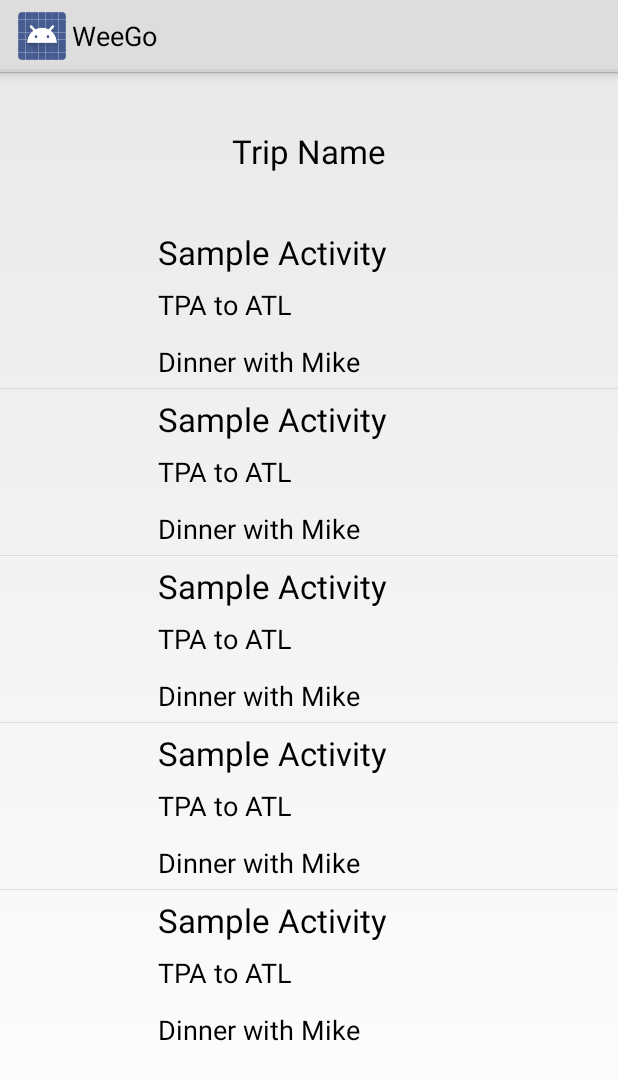
After one commit to xiaoxion/APD2, an Android app: the ViewTripActivity screen opened directly, with no data from a screen before it, on a phone screen of 412 x 824 dp. The commit adds this screen. Shown: the top 1080 px of the screen. Run offline under Robolectric (Android 15) with nearby library versions, the phone set to English and light mode, and no system bars; 5 statements that could not run were skipped.

Commit message:
added read from disk and basic view trip UI

```diff
--- a/app/src/main/AndroidManifest.xml
+++ b/app/src/main/AndroidManifest.xml
@@ -17,10 +17,8 @@
             </intent-filter>
         </activity>
 
-        <activity
-            android:name=".AddTrip" >
-
-            </activity>
+        <activity android:name=".AddTripActivity" />
+        <activity android:name=".ViewTripActivity" />
 
     </application>
 
--- /dev/null
+++ b/app/src/main/java/com/stratazima/weego/ViewTripActivity.java
@@ -0,0 +1,66 @@
+package com.stratazima.weego;
+
+import android.app.Activity;
+import android.content.Intent;
+import android.os.Bundle;
+import android.view.View;
+import android.widget.AdapterView;
+import android.widget.ListView;
+import android.widget.TextView;
+
+import com.stratazima.weego.processes.ActivityCustomList;
+import com.stratazima.weego.processes.DataStorage;
+import com.stratazima.weego.processes.TripsCustomList;
+
+import org.json.JSONArray;
+import org.json.JSONException;
+import org.json.JSONObject;
+
+import java.util.ArrayList;
+import java.util.HashMap;
+
+/**
+ * Created by Esau on 9/11/2014.
+ */
+public class ViewTripActivity extends Activity {
+    JSONObject tripObject;
+    DataStorage dataStorage;
+    ListView viewActivityList;
+    @Override
+    protected void onCreate(Bundle savedInstanceState) {
+        super.onCreate(savedInstanceState);
+        setContentView(R.layout.activity_trip_view);
+
+        dataStorage = DataStorage.getInstance(this);
+        tripObject = dataStorage.onReadTrip(getIntent().getIntExtra("position", 0));
+
+        TextView tripName = (TextView) findViewById(R.id.view_trip_textview);
+        try {
+            tripName.setText(tripObject.getString("tripName"));
+        } catch (JSONException e) {
+            e.printStackTrace();
+            tripName.setText("Error Reading Name");
+        }
+
+        viewActivityList = (ListView) findViewById(R.id.view_trip_listview);
+        onListCreate();
+    }
+
+    public void onListCreate() {
+        ArrayList<HashMap<String,String>> myList = new ArrayList<HashMap<String, String>>();
+
+            String name = "Sample Activity";
+
+            for (int i = 0; i < 5; i++) {
+                HashMap<String,String> displayMap = new HashMap<String, String>();
+                displayMap.put("trip", name);
+
+                myList.add(displayMap);
+            }
+
+        String[] strings = new String[myList.size()];
+        ActivityCustomList adapter = new ActivityCustomList(this, strings, myList);
+
+        viewActivityList.setAdapter(adapter);
+    }
+}
--- /dev/null
+++ b/app/src/main/java/com/stratazima/weego/processes/ActivityCustomList.java
@@ -0,0 +1,35 @@
+package com.stratazima.weego.processes;
+
+import android.app.Activity;
+import android.view.LayoutInflater;
+import android.view.View;
+import android.view.ViewGroup;
+import android.widget.ArrayAdapter;
+
+import com.stratazima.weego.R;
+
+import java.util.ArrayList;
+import java.util.HashMap;
+
+/**
+ * Created by Esau on 9/11/2014.
+ */
+public class ActivityCustomList extends ArrayAdapter {
+    private final Activity context;
+    private final ArrayList<HashMap<String, String>> daArrayList;
+
+    public ActivityCustomList(Activity context, String[] length, ArrayList<HashMap<String, String>> daArrayList) {
+        super(context, R.layout.item_trip, length);
+
+        this.context = context;
+        this.daArrayList = daArrayList;
+    }
+
+    @Override
+    public View getView(int position, View view, ViewGroup parent) {
+        LayoutInflater inflater = context.getLayoutInflater();
+        View rowView = inflater.inflate(R.layout.item_activity, null, true);
+
+        return rowView;
+    }
+}
--- a/app/src/main/res/layout/activity_main.xml
+++ b/app/src/main/res/layout/activity_main.xml
@@ -9,7 +9,7 @@
     <ListView
         android:layout_width="fill_parent"
         android:layout_height="fill_parent"
-        android:id="@+id/listView"
+        android:id="@+id/main_listview"
         android:layout_alignParentTop="true"
         android:layout_centerHorizontal="true" />
 </RelativeLayout>
--- a/app/src/main/res/layout/activity_trip_view.xml
+++ b/app/src/main/res/layout/activity_trip_view.xml
@@ -3,4 +3,28 @@
 <RelativeLayout xmlns:android="http://schemas.android.com/apk/res/android"
     android:layout_width="match_parent" android:layout_height="match_parent">
 
+    <ImageView
+        android:layout_width="match_parent"
+        android:layout_height="100dp"
+        android:id="@+id/view_trip_imageview"
+        android:layout_alignParentTop="true"
+        android:layout_alignParentLeft="true"
+        android:layout_alignParentStart="true" />
+
+    <TextView
+        android:layout_width="wrap_content"
+        android:layout_height="wrap_content"
+        android:textAppearance="?android:attr/textAppearanceLarge"
+        android:text="@string/trip_name"
+        android:id="@+id/view_trip_textview"
+        android:layout_marginTop="38dp"
+        android:layout_centerHorizontal="true" />
+
+    <ListView
+        android:layout_width="wrap_content"
+        android:layout_height="wrap_content"
+        android:id="@+id/view_trip_listview"
+        android:layout_below="@+id/view_trip_imageview"
+        android:layout_centerHorizontal="true" />
+
 </RelativeLayout>
--- /dev/null
+++ b/app/src/main/res/layout/item_activity.xml
@@ -0,0 +1,49 @@
+<?xml version="1.0" encoding="utf-8"?>
+
+<RelativeLayout
+    android:layout_width="fill_parent"
+    android:layout_height="110dp"
+    xmlns:android="http://schemas.android.com/apk/res/android"
+    android:paddingTop="5dp"
+    android:paddingBottom="5dp"
+    android:paddingLeft="5dp">
+
+    <ImageView
+        android:layout_width="100dp"
+        android:layout_height="100dp"
+        android:id="@+id/imageView"
+        android:layout_centerVertical="true"
+        android:layout_alignParentLeft="true"
+        android:layout_alignParentStart="true" />
+
+    <TextView
+        android:layout_width="match_parent"
+        android:layout_height="wrap_content"
+        android:textAppearance="?android:attr/textAppearanceLarge"
+        android:text="@string/activity"
+        android:id="@+id/view_item_activity"
+        android:layout_alignParentTop="true"
+        android:layout_toRightOf="@+id/imageView"
+        android:layout_toEndOf="@+id/imageView" />
+
+    <TextView
+        android:layout_width="match_parent"
+        android:layout_height="wrap_content"
+        android:textAppearance="?android:attr/textAppearanceMedium"
+        android:text="@string/sample1"
+        android:id="@+id/view_item_sample1"
+        android:layout_toEndOf="@+id/imageView"
+        android:layout_centerVertical="true"
+        android:layout_alignParentRight="true"
+        android:layout_alignParentEnd="true" />
+
+    <TextView
+        android:layout_width="match_parent"
+        android:layout_height="wrap_content"
+        android:textAppearance="?android:attr/textAppearanceMedium"
+        android:text="@string/sample2"
+        android:id="@+id/main_item_sample2"
+        android:layout_toEndOf="@+id/imageView"
+        android:layout_alignBottom="@+id/imageView"
+        android:layout_toRightOf="@+id/imageView" />
+</RelativeLayout>
--- a/app/src/main/res/values/strings.xml
+++ b/app/src/main/res/values/strings.xml
@@ -15,4 +15,8 @@
     <string name="action_save">Save</string>
     <string name="action_edit">Edit</string>
 
+    <string name="activity">Sample Activity</string>
+    <string name="sample1">TPA to ATL</string>
+    <string name="sample2">Dinner with Mike</string>
+
 </resources>
```
Also changed, not shown: app/src/main/java/com/stratazima/weego/AddTripActivity.java (renamed from app/src/main/java/com/stratazima/weego/AddTrip.java, +5 -7 lines), app/src/main/java/com/stratazima/weego/main.java (+76 -2 lines), app/src/main/java/com/stratazima/weego/processes/DataStorage.java (renamed from app/src/main/java/com/stratazima/weego/DataStorage.java, +42 -7 lines), app/src/main/java/com/stratazima/weego/processes/TripsCustomList.java (added, +44 -0 lines).
